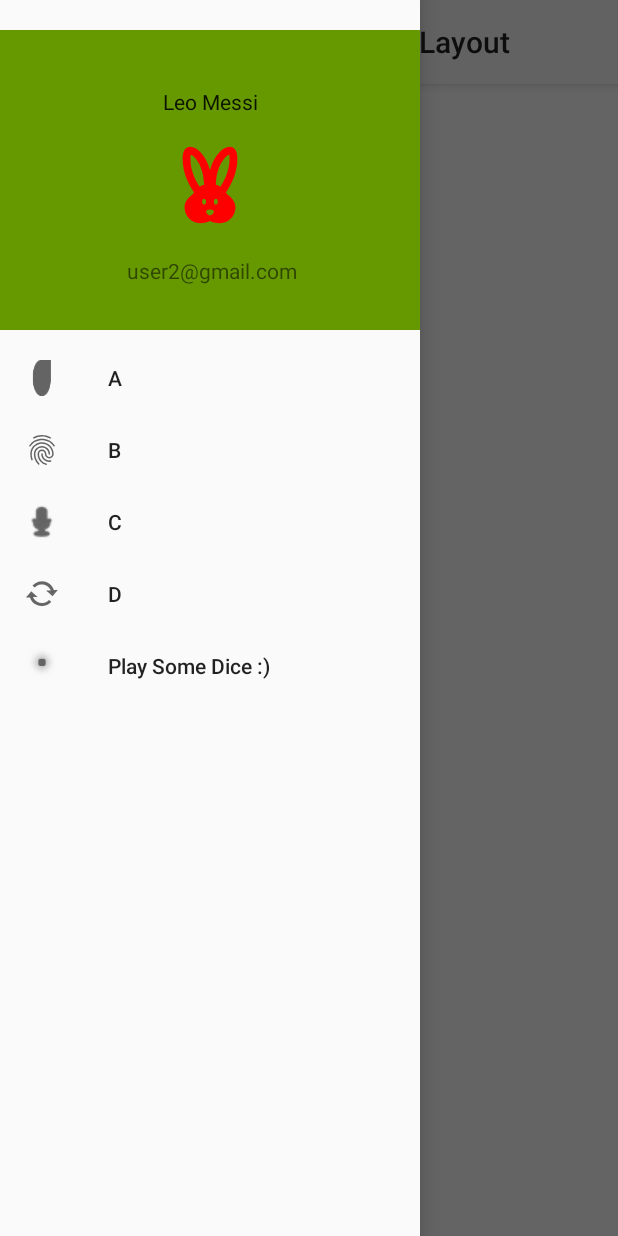
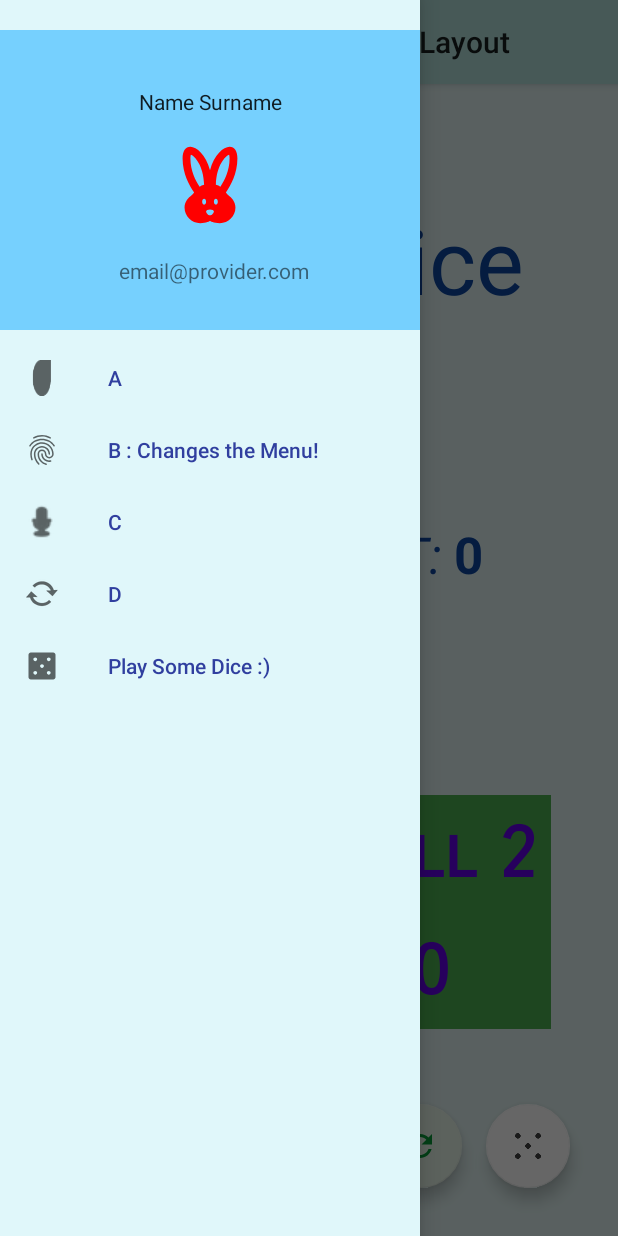
Before and after one commit to teboho/drawer-layout, an Android app: the screen it shows after launch (MainActivity), with the side drawer open, on a phone screen of 412 x 824 dp. Run offline under Robolectric (Android 15) with nearby library versions, the phone set to English and light mode, and no system bars; Roboto replaces fonts that are not available here.

Commit message:
colors + shot

```diff
--- a/app/src/main/java/za/ac/learningnavigation0/MainActivity.java
+++ b/app/src/main/java/za/ac/learningnavigation0/MainActivity.java
@@ -30,6 +30,7 @@ public class MainActivity extends AppCompatActivity {
     BFragment bFragment = new BFragment();
     CFragment cFragment = new CFragment();
     DFragment dFragment = new DFragment();
+    Fragment diceFragment = new DiceRollFragment();
 
     @Override
     protected void onCreate(Bundle savedInstanceState) {
@@ -50,7 +51,7 @@ public class MainActivity extends AppCompatActivity {
         toggle = new ActionBarDrawerToggle(this, drawer_layout, my_toolbar, R.string.str_open, R.string.str_close);
         toggle.syncState();
 
-        setCurrentFragment(aFragment);
+        setCurrentFragment(diceFragment);
         handleNavigationDrawer();
     }
 
@@ -117,14 +118,12 @@ public class MainActivity extends AppCompatActivity {
                 if (item.getItemId() == R.id.nav_1_d){
                     setCurrentFragment(dFragment);
                     my_toolbar.setTitle("D Fragment");
-                    my_toolbar.setTitleTextColor(getResources().getColor(com.google.android.material.R.color.m3_navigation_item_text_color, getResources().newTheme()));
                     nav_view.getMenu().clear();
                     nav_view.inflateMenu(R.menu.nav_menu);
                     drawer_layout.closeDrawers();
                     return true;
                 }
                 if (item.getItemId() == R.id.menu_dice){
-                    Fragment diceFragment = new DiceRollFragment();
                     setCurrentFragment(diceFragment);
                     my_toolbar.setTitle("How About Some Dice?");
                     drawer_layout.closeDrawers();
--- a/app/src/main/res/layout/activity_main.xml
+++ b/app/src/main/res/layout/activity_main.xml
@@ -5,6 +5,7 @@
     android:id="@+id/drawer_layout"
     android:layout_width="match_parent"
     android:layout_height="match_parent"
+    android:background="#E0F2F1"
     android:fitsSystemWindows="true"
     tools:openDrawer="start">
 
@@ -18,7 +19,7 @@
             android:id="@+id/my_toolbar"
             android:layout_width="match_parent"
             android:layout_height="?attr/actionBarSize"
-            android:background="?attr/colorPrimary"
+            android:background="#B2DFDB"
             android:elevation="4dp"
             android:theme="@style/ThemeOverlay.AppCompat.ActionBar"
             app:layout_constraintEnd_toEndOf="parent"
@@ -39,6 +40,8 @@
         android:layout_width="wrap_content"
         android:layout_height="match_parent"
         android:layout_gravity="start"
+        android:background="#E0F7FA"
         app:headerLayout="@layout/nav_header_main"
+        app:itemTextColor="#303F9F"
         app:menu="@menu/nav_menu" />
 </androidx.drawerlayout.widget.DrawerLayout>
--- a/app/src/main/res/layout/fragment_dice_roll.xml
+++ b/app/src/main/res/layout/fragment_dice_roll.xml
@@ -2,7 +2,7 @@
 <androidx.constraintlayout.widget.ConstraintLayout xmlns:android="http://schemas.android.com/apk/res/android"
     xmlns:app="http://schemas.android.com/apk/res-auto"
     xmlns:tools="http://schemas.android.com/tools"
-    android:id="@+id/frameLayout5"
+    android:id="@+id/rollLayout"
     android:layout_width="match_parent"
     android:layout_height="match_parent"
     android:outlineAmbientShadowColor="#DDAA0E"
--- a/app/src/main/res/layout/nav_header_main.xml
+++ b/app/src/main/res/layout/nav_header_main.xml
@@ -6,7 +6,7 @@
     android:layout_width="match_parent"
     android:layout_height="200dp"
     android:layout_marginTop="20dp"
-    android:background="@android:color/holo_green_dark"
+    android:background="#76D0FE"
     android:orientation="vertical">
 
     <ImageView
@@ -27,7 +27,7 @@
         android:layout_height="wrap_content"
         android:layout_marginBottom="32dp"
         android:paddingTop="8dp"
-        android:text="Leo Messi"
+        android:text="Name Surname"
         android:textAlignment="center"
         android:textAppearance="@style/TextAppearance.AppCompat.Body1"
         app:layout_constraintBottom_toTopOf="@+id/textView"
@@ -40,7 +40,7 @@
         android:layout_width="wrap_content"
         android:layout_height="wrap_content"
         android:layout_marginTop="32dp"
-        android:text="user2@gmail.com"
+        android:text="email@provider.com"
         app:layout_constraintBottom_toBottomOf="parent"
         app:layout_constraintEnd_toEndOf="@+id/imageView"
         app:layout_constraintHorizontal_bias="0.357"
--- a/app/src/main/res/menu/nav_menu.xml
+++ b/app/src/main/res/menu/nav_menu.xml
@@ -10,7 +10,7 @@
         android:id="@+id/nav_b"
         android:icon="?android:attr/fingerprintAuthDrawable"
         android:iconTint="#DF0A0A"
-        android:title="B" />
+        android:title="B : Changes the Menu!" />
     <item
         android:id="@+id/nav_c"
         android:icon="@android:drawable/presence_audio_online"
@@ -21,7 +21,7 @@
         android:title="D" />
     <item
         android:id="@+id/menu_dice"
-        android:icon="@android:drawable/alert_light_frame"
+        android:icon="@drawable/casino_foreground"
         android:iconTint="#64DD17"
         android:title="Play Some Dice :)" />
 </menu>
--- a/app/src/main/res/menu/nav_menu_1.xml
+++ b/app/src/main/res/menu/nav_menu_1.xml
@@ -17,5 +17,5 @@
     <item
         android:id="@+id/nav_1_d"
         android:icon="@android:drawable/stat_sys_upload"
-        android:title="Menu Item D" />
+        android:title="D : This will change the Menu Back" />
 </menu>
--- a/app/src/main/res/values/colors.xml
+++ b/app/src/main/res/values/colors.xml
@@ -7,4 +7,5 @@
     <color name="teal_700">#FF018786</color>
     <color name="black">#FF000000</color>
     <color name="white">#FFFFFFFF</color>
+    <color name="colorPrimary">#BBDEFB</color>
 </resources>
```
Also changed, not shown: 2 other files.
